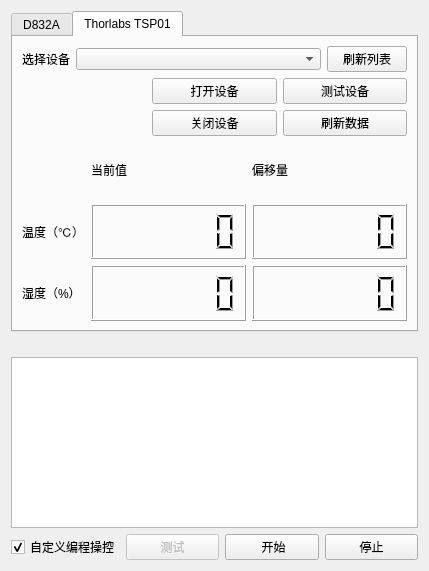
This is ui/externalapplicationswidget.ui in WhiteChimney/TDC-counter as Qt 5 draws it before an edit. The edited form follows.
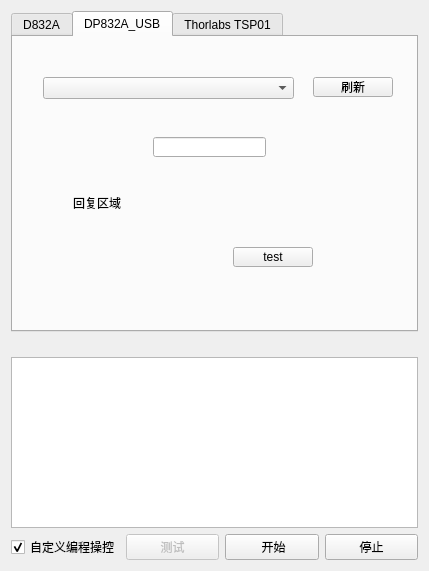
This is the edited form.

What changed in the file:
```diff
--- a/ui/externalapplicationswidget.ui
+++ b/ui/externalapplicationswidget.ui
@@ -288,6 +288,70 @@
        </item>
       </layout>
      </widget>
+     <widget class="QWidget" name="tab_3">
+      <attribute name="title">
+       <string>DP832A_USB</string>
+      </attribute>
+      <widget class="QPushButton" name="buttonDP832AVISAtest">
+       <property name="geometry">
+        <rect>
+         <x>220</x>
+         <y>210</y>
+         <width>80</width>
+         <height>20</height>
+        </rect>
+       </property>
+       <property name="text">
+        <string>test</string>
+       </property>
+      </widget>
+      <widget class="QComboBox" name="comboBoxDP832AUSB">
+       <property name="geometry">
+        <rect>
+         <x>30</x>
+         <y>40</y>
+         <width>251</width>
+         <height>22</height>
+        </rect>
+       </property>
+      </widget>
+      <widget class="QPushButton" name="buttonRefreshUSB">
+       <property name="geometry">
+        <rect>
+         <x>300</x>
+         <y>40</y>
+         <width>80</width>
+         <height>20</height>
+        </rect>
+       </property>
+       <property name="text">
+        <string>刷新</string>
+       </property>
+      </widget>
+      <widget class="QLabel" name="labelUSBret">
+       <property name="geometry">
+        <rect>
+         <x>60</x>
+         <y>140</y>
+         <width>261</width>
+         <height>51</height>
+        </rect>
+       </property>
+       <property name="text">
+        <string>回复区域</string>
+       </property>
+      </widget>
+      <widget class="QLineEdit" name="textDP832Acommand">
+       <property name="geometry">
+        <rect>
+         <x>140</x>
+         <y>100</y>
+         <width>113</width>
+         <height>20</height>
+        </rect>
+       </property>
+      </widget>
+     </widget>
      <widget class="QWidget" name="tab_2">
       <attribute name="title">
        <string>Thorlabs TSP01</string>
```
